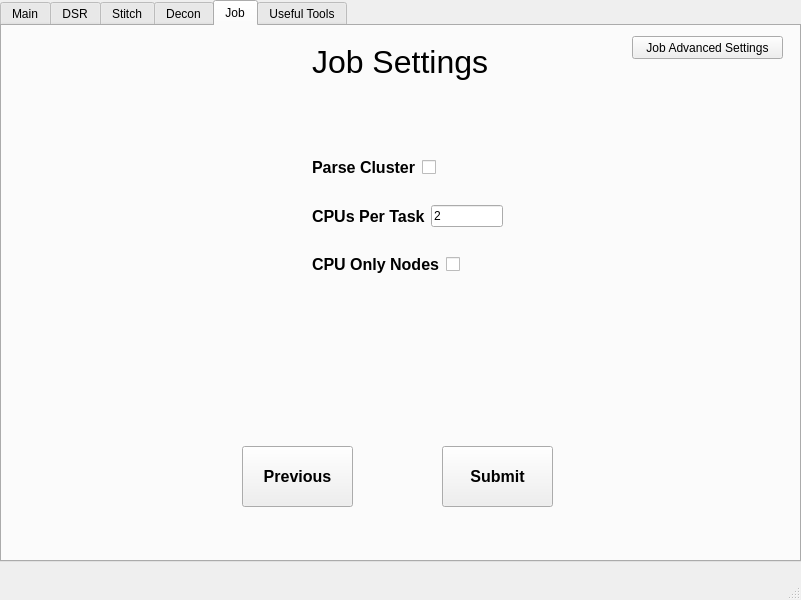
abcucberkeley/PetaKit5D-GUI, file mainwindow.ui: the form before one commit.
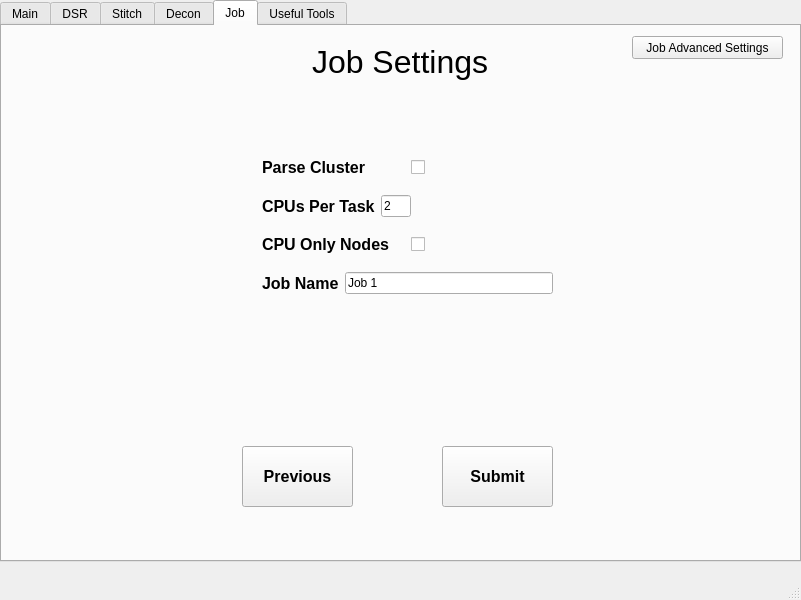
The form after the commit. The open tabs and pages were chosen to show the change.

Patch:
```diff
--- a/mainwindow.ui
+++ b/mainwindow.ui
@@ -2565,9 +2565,9 @@
      <widget class="QWidget" name="layoutWidget">
       <property name="geometry">
        <rect>
-        <x>310</x>
-        <y>110</y>
-        <width>191</width>
+        <x>260</x>
+        <y>120</y>
+        <width>291</width>
         <height>161</height>
        </rect>
       </property>
@@ -2621,11 +2621,36 @@
          </item>
          <item>
           <widget class="QLineEdit" name="cpusPerTaskLineEdit">
+           <property name="sizePolicy">
+            <sizepolicy hsizetype="Maximum" vsizetype="Fixed">
+             <horstretch>0</horstretch>
+             <verstretch>0</verstretch>
+            </sizepolicy>
+           </property>
+           <property name="maximumSize">
+            <size>
+             <width>30</width>
+             <height>16777215</height>
+            </size>
+           </property>
            <property name="text">
             <string>2</string>
            </property>
           </widget>
          </item>
+         <item>
+          <spacer name="horizontalSpacer_11">
+           <property name="orientation">
+            <enum>Qt::Horizontal</enum>
+           </property>
+           <property name="sizeHint" stdset="0">
+            <size>
+             <width>40</width>
+             <height>20</height>
+            </size>
+           </property>
+          </spacer>
+         </item>
         </layout>
        </item>
        <item>
@@ -2656,6 +2681,31 @@
          </item>
         </layout>
        </item>
+       <item>
+        <layout class="QHBoxLayout" name="horizontalLayout_51">
+         <item>
+          <widget class="QLabel" name="jobNameLabel">
+           <property name="font">
+            <font>
+             <pointsize>12</pointsize>
+             <weight>75</weight>
+             <bold>true</bold>
+            </font>
+           </property>
+           <property name="text">
+            <string>Job Name</string>
+           </property>
+          </widget>
+         </item>
+         <item>
+          <widget class="QLineEdit" name="jobNameLineEdit">
+           <property name="text">
+            <string>Job 1</string>
+           </property>
+          </widget>
+         </item>
+        </layout>
+       </item>
       </layout>
      </widget>
     </widget>
```
Left out of the diff: 2 changed lines with no effect on the pictures.
